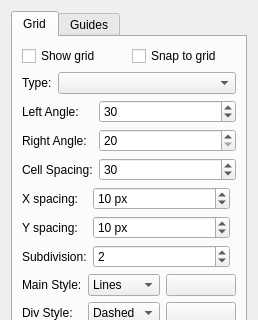
Above: plugins/dockers/griddocker/grid_config_widget.ui from KDE/krita before the change; both pictures show x 0 to 258 and y 0 to 320 of the 258 by 527 pixel window. Below: the same form after it.
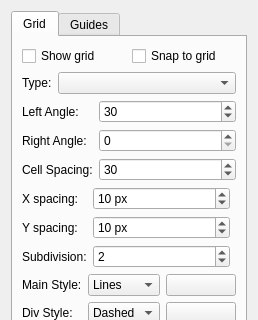
That is the form after the change. Custom widgets are drawn as their Qt base class.

Commit message: fixed the spacing so it is calculated perpendicular to the angle. Updated the angle ranges so you can create oblique perspective

What changed in the file:
```diff
--- a/plugins/dockers/griddocker/grid_config_widget.ui
+++ b/plugins/dockers/griddocker/grid_config_widget.ui
@@ -135,10 +135,10 @@
             </sizepolicy>
            </property>
            <property name="minimum">
-            <number>20</number>
+            <number>0</number>
            </property>
            <property name="maximum">
-            <number>69</number>
+            <number>89</number>
            </property>
           </widget>
          </item>
```
Left out of the diff: 4 changed lines with no effect on the pictures. The commit also changes 1 other file.
